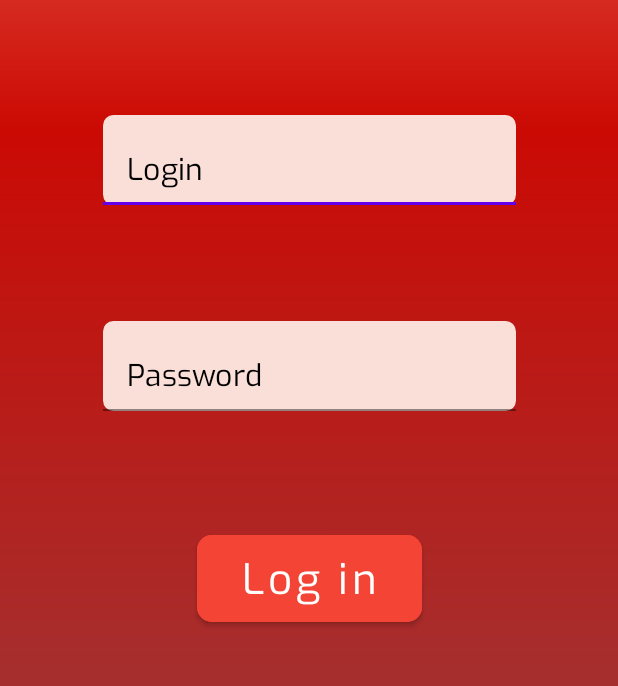
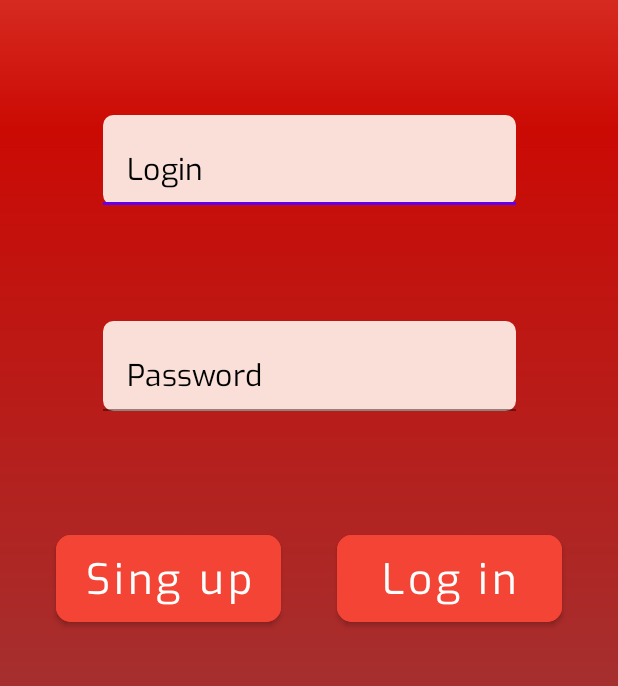
Before and after one commit to Yuliasteff/Health-and-life, an Android app: the screen it shows after launch (FlowActivity), on a phone screen of 412 x 824 dp, the part 490-1176 px from its top. Run offline under Robolectric (Android 15) with nearby library versions, the phone set to English and light mode, and no system bars; our stand-ins replace Room's generated code, data binding.

```diff
--- a/app/src/main/java/by/iapsit/healthandlife/ui/screens/db.entity/AppDatabase.kt
+++ b/app/src/main/java/by/iapsit/healthandlife/ui/screens/db.entity/AppDatabase.kt
@@ -3,7 +3,7 @@ package by.iapsit.healthandlife.ui.screens.db.entity
 import androidx.room.Database
 import androidx.room.RoomDatabase
 
-@Database(entities = [AppUser::class], version = 1)
+@Database(entities = [AppUser::class], version = 2)
 abstract class AppDatabase : RoomDatabase() {
     abstract fun userDao() : UserDao
 }
--- a/app/src/main/java/by/iapsit/healthandlife/ui/screens/db.entity/AppUser.kt
+++ b/app/src/main/java/by/iapsit/healthandlife/ui/screens/db.entity/AppUser.kt
@@ -2,11 +2,14 @@ package by.iapsit.healthandlife.ui.screens.db.entity
 
 import androidx.room.ColumnInfo
 import androidx.room.Entity
+import androidx.room.Index
 import androidx.room.PrimaryKey
 
-@Entity
+@Entity(indices = [Index(value = ["login"], unique = true)])
 data class AppUser(
-    @PrimaryKey val id: Int,
+    @PrimaryKey(autoGenerate = true) val id: Int,
     @ColumnInfo(name = "login") val login: String?,
     @ColumnInfo(name = "password") val password: String?
-)
+) {
+    constructor(login: String, password: String) : this(0, login, password)
+}
--- /dev/null
+++ b/app/src/main/java/by/iapsit/healthandlife/ui/screens/db.entity/PredefinedUsers.kt
@@ -0,0 +1,8 @@
+package by.iapsit.healthandlife.ui.screens.db.entity
+
+object PredefinedUsers {
+    val users = listOf<AppUser>(
+        AppUser("julia", "12345"),
+        AppUser("ivan", "ivan")
+    )
+}
--- a/app/src/main/java/by/iapsit/healthandlife/ui/screens/db.entity/UserDao.kt
+++ b/app/src/main/java/by/iapsit/healthandlife/ui/screens/db.entity/UserDao.kt
@@ -1,9 +1,6 @@
 package by.iapsit.healthandlife.ui.screens.db.entity
 
-import androidx.room.Dao
-import androidx.room.Delete
-import androidx.room.Insert
-import androidx.room.Query
+import androidx.room.*
 
 @Dao
 interface UserDao {
@@ -15,9 +12,9 @@ interface UserDao {
 
     @Query("SELECT * FROM AppUser WHERE login LIKE :login AND " +
             "password LIKE :password LIMIT 1")
-    fun findByName(login: String, password: String): AppUser
+    fun findByLoginAndPassword(login: String, password: String): AppUser
 
-    @Insert
+    @Insert(onConflict = OnConflictStrategy.REPLACE)
     fun insertAll(vararg users: AppUser)
 
     @Delete
--- a/app/src/main/java/by/iapsit/healthandlife/ui/screens/login/LoginFragment.kt
+++ b/app/src/main/java/by/iapsit/healthandlife/ui/screens/login/LoginFragment.kt
@@ -5,16 +5,24 @@ import android.util.Log
 import android.view.LayoutInflater
 import android.view.View
 import android.view.ViewGroup
+import android.widget.Toast
 import androidx.databinding.DataBindingUtil
 import androidx.fragment.app.Fragment
 import androidx.navigation.fragment.findNavController
+import androidx.room.Room
 import by.iapsit.healthandlife.R
 import by.iapsit.healthandlife.databinding.FragmentLoginBinding
+import by.iapsit.healthandlife.ui.screens.db.entity.AppDatabase
+import by.iapsit.healthandlife.ui.screens.db.entity.AppUser
+import by.iapsit.healthandlife.ui.screens.db.entity.PredefinedUsers
+import by.iapsit.healthandlife.ui.screens.db.entity.UserDao
 import by.iapsit.healthandlife.utils.Constants
 
 class LoginFragment : Fragment() {
 
     private lateinit var binding: FragmentLoginBinding
+    private var db: AppDatabase? = null
+    private var userDao: UserDao? = null
 
     override fun onCreateView(
         inflater: LayoutInflater,
@@ -23,10 +31,58 @@ class LoginFragment : Fragment() {
     ): View? {
         binding = DataBindingUtil.inflate(inflater, R.layout.fragment_login, container, false)
 
+        binding.singUpButton.setOnClickListener {
+            val loginField = binding.loginInputField.editText
+            val passwordField = binding.passwordInputField.editText
+            registerUser(
+                loginField?.text.toString(),
+                passwordField?.text.toString()
+            )
+            loginField?.setText("")
+            passwordField?.setText("")
+        }
+
         binding.loginButton.setOnClickListener {
-            findNavController().navigate(LoginFragmentDirections.actionLoginToMain())
+            val login: String = binding.loginInputField.editText?.text.toString()
+            val password: String = binding.passwordInputField.editText?.text.toString()
+            authenticateUser(login, password)
+        }
+
+        db = Room.databaseBuilder(
+            requireActivity().applicationContext,
+            AppDatabase::class.java, "my-db"
+        )
+            .fallbackToDestructiveMigration()
+            .allowMainThreadQueries()
+            .build()
+
+        userDao = db?.userDao()
+        PredefinedUsers.users.forEach {
+            user -> userDao?.insertAll(user)
         }
 
         return binding.root
     }
+
+    private fun registerUser(login: String?, password: String?) {
+        if(login != null && password != null && login.isNotEmpty() && password.isNotEmpty()) {
+            val userToCreate = AppUser(login, password)
+            userDao?.insertAll(userToCreate)
+        } else {
+            val invalidInputToast = Toast.makeText(
+                requireActivity().applicationContext,
+                "Login and Password fields in mandatory",
+                Toast.LENGTH_LONG
+            )
+            invalidInputToast.show()
+        }
+
+    }
+
+    private fun authenticateUser(login: String, password: String) {
+        val userToAuth = userDao?.findByLoginAndPassword(login, password)
+        if(userToAuth != null) {
+            findNavController().navigate(LoginFragmentDirections.actionLoginToMain())
+        }
+    }
 }
--- a/app/src/main/res/layout/fragment_login.xml
+++ b/app/src/main/res/layout/fragment_login.xml
@@ -87,6 +87,21 @@
             app:cornerRadius="@dimen/button_corner_radius"
             app:layout_constraintBottom_toBottomOf="parent"
             app:layout_constraintEnd_toEndOf="parent"
+            app:layout_constraintStart_toEndOf="@id/sing_up_button"
+            app:layout_constraintTop_toBottomOf="@id/password_input_field" />
+
+        <com.google.android.material.button.MaterialButton
+            android:id="@+id/sing_up_button"
+            android:layout_width="@dimen/button_width"
+            android:layout_height="@dimen/button_height"
+            android:backgroundTint="@color/login_button"
+            android:fontFamily="@font/exo_regular"
+            android:text="@string/sing_up"
+            android:textAllCaps="false"
+            android:textSize="@dimen/button_text_size"
+            app:cornerRadius="@dimen/button_corner_radius"
+            app:layout_constraintBottom_toBottomOf="parent"
+            app:layout_constraintEnd_toStartOf="@id/login_button"
             app:layout_constraintStart_toStartOf="parent"
             app:layout_constraintTop_toBottomOf="@id/password_input_field" />
 
--- a/app/src/main/res/values/strings.xml
+++ b/app/src/main/res/values/strings.xml
@@ -1,6 +1,7 @@
 <resources>
 <string name="app_name">Health and Life</string>
 <string name="log_in">Log in</string>
+<string name="sing_up">Sing up</string>
 <string name="login">Login</string>
 <string name="password">Password</string>
 <string name="retry">Retry</string>
```
Also changed, not shown: 1 other file.
